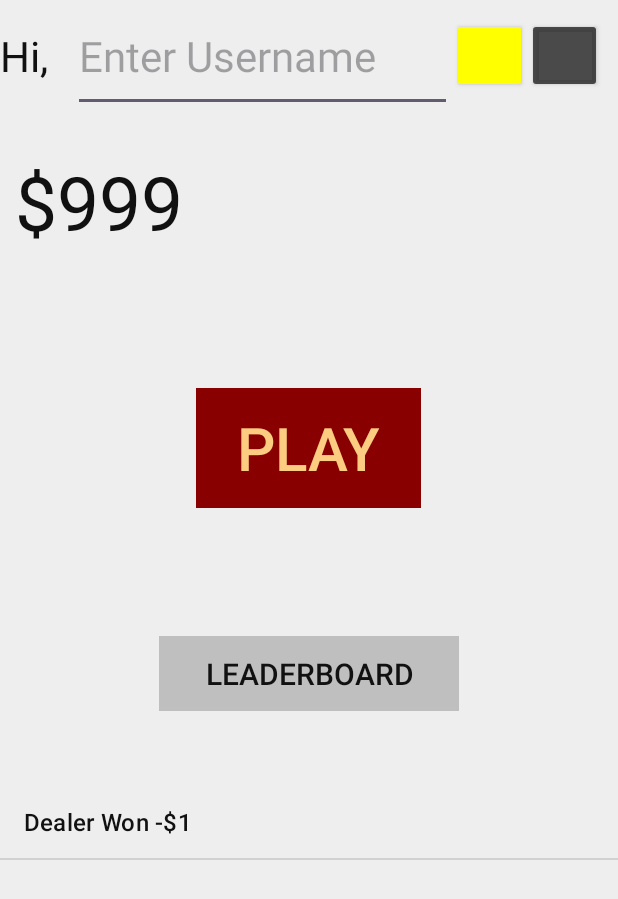
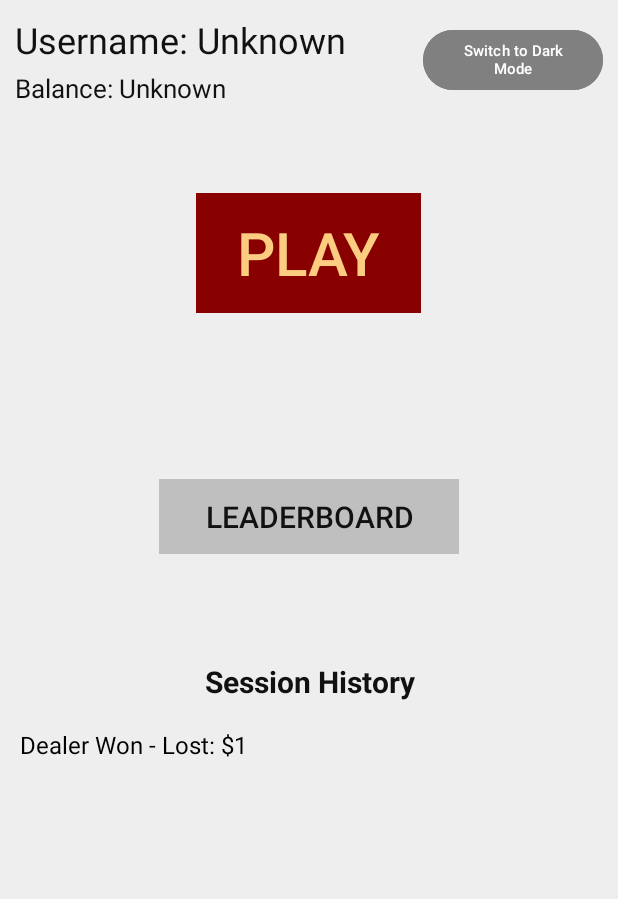
Before and after one commit to meterkilo/group_project, an Android app: the HomeActivity screen opened directly, with no data from a screen before it, on a phone screen of 412 x 824 dp. Shown: the top 899 px of the screen. Run offline under Robolectric (Android 15) with nearby library versions, the phone set to English and light mode, and no system bars.

Commit message:
UI and balance logic change

```diff
--- a/app/src/main/java/com/example/group_project/BlackJackModel.kt
+++ b/app/src/main/java/com/example/group_project/BlackJackModel.kt
@@ -10,7 +10,6 @@ class BlackJackModel(private val context: Context, startBalance:Int) {
     val dealer = Hand()
 
     var balance:Int = startBalance
-        private set
     fun startRound(bet:Int){
         require(bet in 1..balance){"bet must be btwn 1 and curr balance"}
         currBet=bet
--- a/app/src/main/java/com/example/group_project/HomeActivity.kt
+++ b/app/src/main/java/com/example/group_project/HomeActivity.kt
@@ -3,32 +3,29 @@ package com.example.group_project
 import android.content.Context
 import android.content.SharedPreferences
 import android.os.Bundle
-import android.text.Editable
-import android.text.TextWatcher
-import android.util.Log
 import android.view.View
-import android.widget.EditText
-import android.widget.ListView
 import android.widget.TextView
 import androidx.activity.enableEdgeToEdge
 import androidx.appcompat.app.AppCompatActivity
-import androidx.appcompat.widget.AppCompatButton
 import androidx.core.view.ViewCompat
 import androidx.core.view.WindowInsetsCompat
 import android.content.Intent
-import android.widget.ArrayAdapter
+import android.graphics.Color
 import android.widget.Button
+import android.widget.LinearLayout
+
 
 class HomeActivity : AppCompatActivity() {
-    private lateinit var displayNameET : EditText
+
     private lateinit var balanceTV : TextView
-    private lateinit var lightThemeButton : Button
-    private lateinit var darkThemeButton : Button
+    private lateinit var themeToggleButton: Button
     private lateinit var playButton : Button
     private lateinit var leaderboardButton : Button
-    private lateinit var localGameHistoryLV : ListView
-    private var username : String = ""
     private lateinit var sharedPref: SharedPreferences
+    private lateinit var usernameTV : TextView
+    private lateinit var historyContainer: LinearLayout
+
+
 
     override fun onCreate(savedInstanceState: Bundle?) {
 
@@ -50,15 +47,12 @@ class HomeActivity : AppCompatActivity() {
             v.setPadding(systemBars.left, systemBars.top, systemBars.right, systemBars.bottom)
             insets
         }
-
-        // instantiating views and buttons
-        displayNameET = findViewById(R.id.username)
+        usernameTV = findViewById(R.id.username_tv)
         balanceTV = findViewById(R.id.balance_tv)
-        lightThemeButton = findViewById(R.id.light_theme_button)
-        darkThemeButton = findViewById(R.id.dark_theme_button)
+        themeToggleButton = findViewById(R.id.theme_toggle_button)
         playButton = findViewById(R.id.play_button)
         leaderboardButton = findViewById(R.id.leaderboard_button)
-        localGameHistoryLV = findViewById(R.id.local_history)
+        historyContainer = findViewById(R.id.history_container)
 
         setupThemeButtons()
 
@@ -67,23 +61,38 @@ class HomeActivity : AppCompatActivity() {
         playButton.setOnClickListener(listener)
         leaderboardButton.setOnClickListener(listener)
 
-        // listener for username
-        var textHandler : TextHandler = TextHandler()
-        displayNameET.addTextChangedListener(textHandler)
     }
 
     override fun onResume() {
         super.onResume()
-        val adapter = ArrayAdapter(this, android.R.layout.simple_list_item_1, HomeActivity.getHistory())
-        localGameHistoryLV.adapter = adapter
-        val bal = sharedPref.getInt("balance",1000)
-        balanceTV.text = "$$bal"
+
+        val currentTheme = sharedPref.getString("colorTheme", "light")
+        themeToggleButton.text = if (currentTheme == "light") "Switch to Dark Mode" else "Switch to Light Mode"
+
+        val currentUser = sharedPref.getString("currentUsername", null)
+        if (currentUser != null) {
+            usernameTV.text = "Hi, $currentUser"
+
+            FirebaseDB.getUser(currentUser) { user ->
+                if (user != null) {
+                    runOnUiThread {
+                        balanceTV.text = "Balance: \uD83D\uDCB2${user.balance}"
+                    }
+                } else {
+                    runOnUiThread {
+                        balanceTV.text = "Balance: Unknown"
+                    }
+                }
+            }
+        } else {
+            usernameTV.text = "Username: Unknown"
+            balanceTV.text = "Balance: Unknown"
+        }
+
+        populateHistory()
+
     }
 
-    fun updateUsername() {
-        username = displayNameET.text.toString()
-        Log.w("Main", "Username : $username")
-    }
 
     inner class Listener : View.OnClickListener {
         override fun onClick(v: View?) {
@@ -96,44 +105,16 @@ class HomeActivity : AppCompatActivity() {
             }
         }
     }
-
-    inner class TextHandler : TextWatcher {
-        override fun beforeTextChanged(
-            s: CharSequence?,
-            start: Int,
-            count: Int,
-            after: Int
-        ) {
-            // does nothing
-        }
-
-        override fun onTextChanged(
-            s: CharSequence?,
-            start: Int,
-            before: Int,
-            count: Int
-        ) {
-            // does nothing
-        }
-
-        override fun afterTextChanged(s: Editable?) {
-            this@HomeActivity.updateUsername()
-        }
-
-
-    }
     //companion object for game history
     companion object {
         private val gameHistory: MutableList<String> = mutableListOf<String>()
 
         fun addHistory(net: Int, result: String){
-            if(net < 0){//if negative money
-                gameHistory.add(0, result + " -$" + (net*-1).toString())
-            }
-            else{
-                gameHistory.add(0, result + " +$" + (net).toString())
-            }
+            val outcome = if (net < 0) "Lost" else "Won"
+            val entry = "$result - $outcome: $${kotlin.math.abs(net)}"
+            gameHistory.add(0, entry)
         }
+
 
         fun getHistory(): MutableList<String>{
             return gameHistory
@@ -142,15 +123,40 @@ class HomeActivity : AppCompatActivity() {
     }
 
     private fun setupThemeButtons() {
-        findViewById<AppCompatButton>(R.id.light_theme_button).setOnClickListener {
-            sharedPref.edit().putString("colorTheme", "light").apply()
-            recreate() // this will trigger onCreate and apply the theme there
-        }
-
-        findViewById<AppCompatButton>(R.id.dark_theme_button).setOnClickListener {
-            sharedPref.edit().putString("colorTheme", "dark").apply()
+        themeToggleButton.setOnClickListener {
+            val currentTheme = sharedPref.getString("colorTheme", "light") ?: "light"
+            val newTheme = if (currentTheme == "light") "dark" else "light"
+            sharedPref.edit().putString("colorTheme", newTheme).apply()
             recreate()
         }
     }
 
+    private fun populateHistory() {
+        historyContainer.removeAllViews()
+
+        val currentTheme = sharedPref.getString("colorTheme", "light") ?: "light"
+        val historyList = HomeActivity.getHistory()
+
+        for (entry in historyList) {
+            val textView = TextView(this)
+            textView.text = entry
+            textView.textSize = 16f
+            textView.setPadding(8, 8, 8, 8)
+
+            // Apply theme colors
+            if (currentTheme == "dark") {
+                textView.setBackgroundColor(Color.parseColor("#333333"))
+                textView.setTextColor(Color.parseColor("#FFFFFF"))
+            } else {
+                textView.setBackgroundColor(Color.parseColor("#EEEEEE"))
+                textView.setTextColor(Color.parseColor("#000000"))
+            }
+
+            // Add to container
+            historyContainer.addView(textView)
+        }
+    }
+
+
+
 }
--- /dev/null
+++ b/app/src/main/res/drawable/history_item_bg.xml
@@ -0,0 +1,5 @@
+<shape xmlns:android="http://schemas.android.com/apk/res/android"
+    android:shape="rectangle">
+    <solid android:color="#DDDDDD" />
+    <corners android:radius="12dp" />
+</shape>
--- a/app/src/main/res/layout/activity_gameplay.xml
+++ b/app/src/main/res/layout/activity_gameplay.xml
@@ -28,8 +28,7 @@
             android:layout_marginStart="150dp"
             android:layout_marginEnd="10dp"
             android:id="@+id/game_balance"
-            android:text="$1000"
-            android:textSize="40sp"/>
+            android:textSize="20sp"/>
 
 
     </LinearLayout>
--- a/app/src/main/res/layout/activity_home.xml
+++ b/app/src/main/res/layout/activity_home.xml
@@ -5,75 +5,47 @@
     android:layout_height="match_parent"
     android:id="@+id/main">
 
-    <!--Hi, username and color theme selection-->
     <LinearLayout
         android:layout_width="match_parent"
-        android:layout_height="0dp"
-        android:layout_weight="1"
-        android:orientation="horizontal">
+        android:layout_height="wrap_content"
+        android:orientation="horizontal"
+        android:gravity="center_vertical"
+        android:padding="10dp">
 
-        <!-- Username Display -->
+        <!-- username bal-->
         <LinearLayout
             android:layout_width="0dp"
-            android:layout_height="match_parent"
-            android:layout_weight="3"
-            android:layout_gravity="center">
+            android:layout_height="wrap_content"
+            android:layout_weight="1"
+            android:orientation="vertical">
 
             <TextView
+                android:id="@+id/username_tv"
                 android:layout_width="wrap_content"
                 android:layout_height="wrap_content"
-                android:text="Hi, "
-                android:textSize="28sp"/>
+                android:text="Username"
+                android:textSize="24sp" />
 
-            <EditText
-                android:layout_height="match_parent"
-                android:layout_width="match_parent"
-                android:gravity="center_vertical"
-                android:id="@+id/username"
-                android:hint="Enter Username"
-                android:textSize="28sp"
-                android:layout_marginLeft="10dp"/>
+            <TextView
+                android:id="@+id/balance_tv"
+                android:layout_width="wrap_content"
+                android:layout_height="wrap_content"
+                android:textSize="17sp"
+                android:layout_marginTop="4dp"/>
         </LinearLayout>
 
-        <!-- Theme Change Buttons -->
-        <LinearLayout
-            android:layout_width="0dp"
-            android:layout_height="match_parent"
-            android:layout_weight="1"
-            android:gravity="center"
-            android:layout_marginRight="10dp">
+        <!-- toggle theme -->
+        <Button
+            android:id="@+id/theme_toggle_button"
+            android:layout_width="120dp"
+            android:layout_height="wrap_content"
+            android:text="Toggle Theme"
+            android:backgroundTint="#808080"
+            android:textSize="10sp"/>
 
-            <androidx.appcompat.widget.AppCompatButton
-                android:layout_height="50dp"
-                android:layout_width="50dp"
-                android:layout_gravity="center"
-                android:id="@+id/light_theme_button"
-                android:backgroundTint="#FFF0"/>
-
-            <androidx.appcompat.widget.AppCompatButton
-                android:layout_height="50dp"
-                android:layout_width="50dp"
-                android:layout_gravity="center"
-                android:id="@+id/dark_theme_button"
-                android:backgroundTint="#C222"/>
-        </LinearLayout>
     </LinearLayout>
 
-    <LinearLayout
-        android:layout_width="match_parent"
-        android:layout_height="0dp"
-        android:layout_weight="2"
-        android:layout_gravity="center_vertical">
 
-        <TextView
-            android:layout_width="match_parent"
-            android:layout_height="120dp"
-            android:gravity="center_vertical"
-            android:id="@+id/balance_tv"
-            android:text="$1000"
-            android:textSize="50sp"
-            android:layout_marginLeft="10dp" />
-    </LinearLayout>
 
     <!-- Play Button -->
     <LinearLayout
@@ -113,17 +85,33 @@
             android:layout_margin="10dp"/>
     </LinearLayout>
 
-    <!-- Local Game History -->
-    <LinearLayout
+    <!-- Session History Title -->
+    <TextView
+        android:id="@+id/session_history_title"
+        android:layout_width="match_parent"
+        android:layout_height="wrap_content"
+        android:text="Session History"
+        android:textSize="20sp"
+        android:gravity="center"
+        android:paddingTop="8dp"
+        android:paddingBottom="4dp"
+        android:textStyle="bold" />
+
+    <!-- Scrollable History -->
+    <ScrollView
         android:layout_width="match_parent"
         android:layout_height="0dp"
-        android:layout_weight="4">
+        android:layout_weight="4"
+        android:fillViewport="true"
+        android:padding="8dp">
 
-        <ListView
+        <LinearLayout
+            android:id="@+id/history_container"
             android:layout_width="match_parent"
-            android:layout_height="match_parent"
-            android:id="@+id/local_history">
-        </ListView>
-    </LinearLayout>
+            android:layout_height="wrap_content"
+            android:orientation="vertical" />
+
+    </ScrollView>
+
 
 </LinearLayout>
--- a/app/src/main/res/layout/activity_leaderboard.xml
+++ b/app/src/main/res/layout/activity_leaderboard.xml
@@ -86,7 +86,7 @@
             android:layout_height="match_parent"
             android:gravity="center_vertical|end"
             android:paddingEnd="8dp"
-            android:text="Location"
+            android:text="Country"
             android:textStyle="bold"
             android:textSize="16sp"/>
     </LinearLayout>
```
Also changed, not shown: app/src/main/java/com/example/group_project/FirebaseDB.kt (+17 -0 lines), app/src/main/java/com/example/group_project/GamePlayViewModel.kt (+7 -0 lines), app/src/main/java/com/example/group_project/GameplayActivity.kt (+27 -6 lines).
